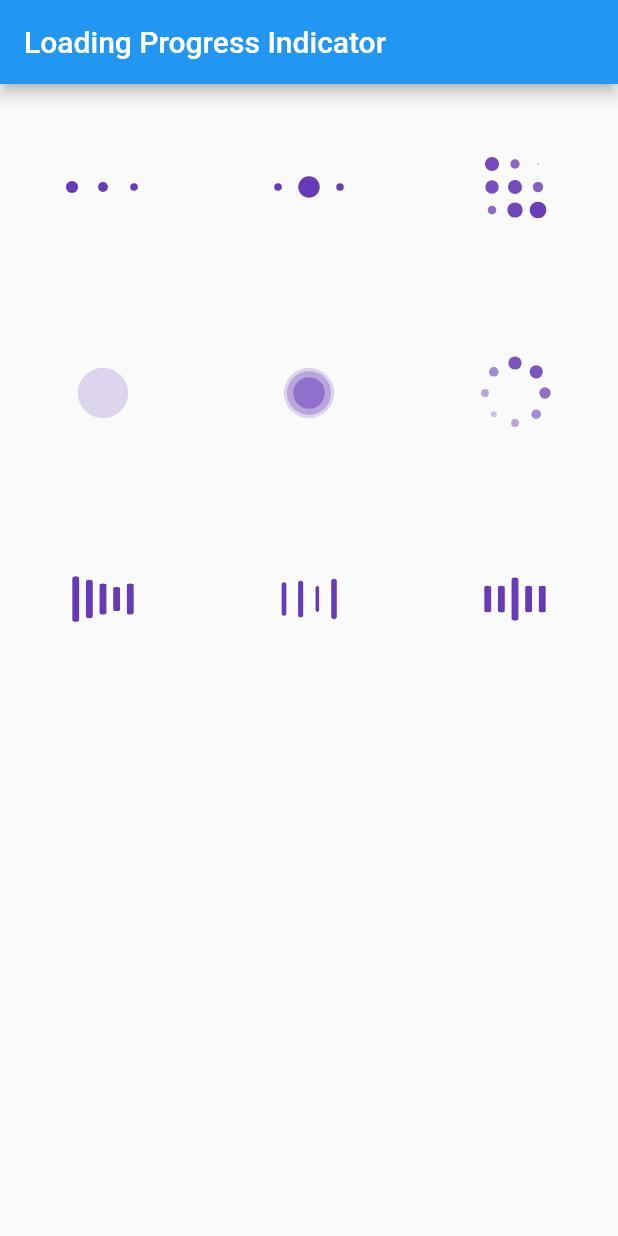
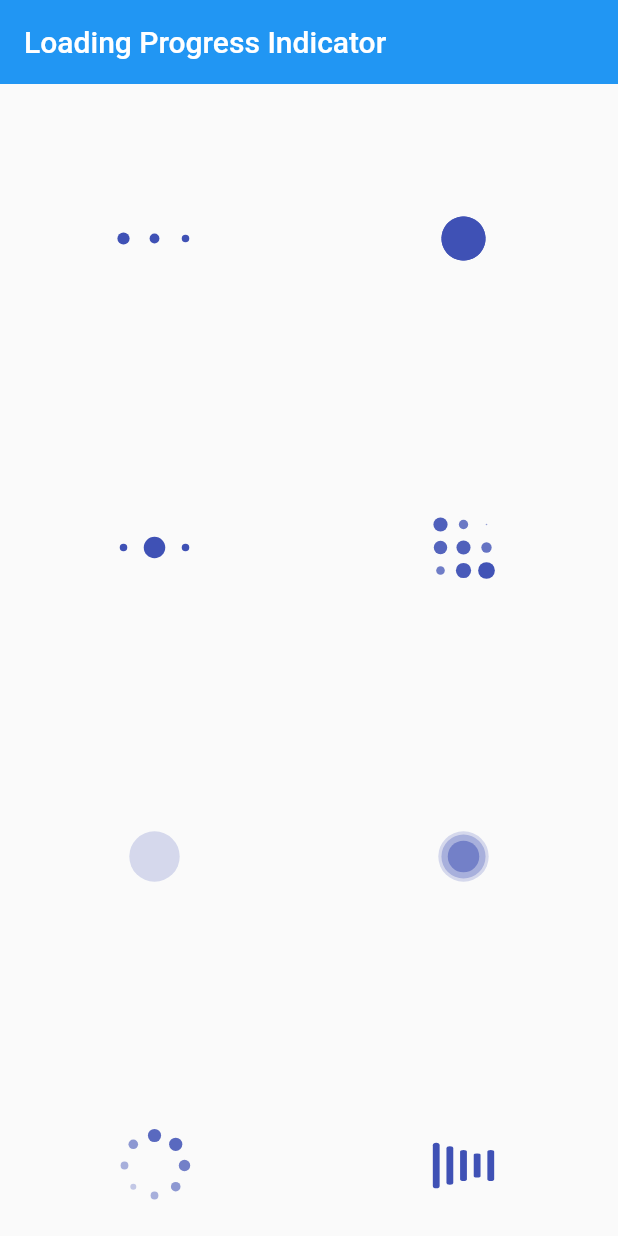
Before and after one commit to manuelduarte077/loading_progress_indicator, a Flutter app: the screen it shows after launch, on a phone screen of 412 x 824 dp. Run offline on Flutter 3.47's test engine with Material 2 defaults, Android fonts, the phone set to English and light mode, and no system bars.

Commit message:
:arrow_up: dart upgrading dart version

```diff
--- a/example/lib/main.dart
+++ b/example/lib/main.dart
@@ -1,7 +1,6 @@
 import 'package:flutter/material.dart';
-
+import 'package:flutter/scheduler.dart';
 import 'package:loading_progress_indicator/loading_progress_indicator.dart';
-
 import 'package:loading_progress_indicator/progress_indicator/ball_beat_progress_indicator.dart';
 import 'package:loading_progress_indicator/progress_indicator/ball_grid_pulse_progress_indicator.dart';
 import 'package:loading_progress_indicator/progress_indicator/ball_pulse_progress_indicator.dart';
@@ -11,8 +10,11 @@ import 'package:loading_progress_indicator/progress_indicator/ball_spin_fade_loa
 import 'package:loading_progress_indicator/progress_indicator/line_scale_party_progress_indicator.dart';
 import 'package:loading_progress_indicator/progress_indicator/line_scale_progress_indicator.dart';
 import 'package:loading_progress_indicator/progress_indicator/line_scale_pulse_out_progress_indicator.dart';
+import 'package:loading_progress_indicator/progress_indicator/pacman_progress_indicator.dart';
 
-void main() => runApp(const MyApp());
+void main() {
+  runApp(const MyApp());
+}
 
 class MyApp extends StatelessWidget {
   const MyApp({Key? key}) : super(key: key);
@@ -25,6 +27,7 @@ class MyApp extends StatelessWidget {
       home: Scaffold(
         appBar: AppBar(
           title: const Text('Loading Progress Indicator'),
+          elevation: 0,
         ),
         body: LoadingProgressList(),
       ),
@@ -35,6 +38,7 @@ class MyApp extends StatelessWidget {
 class LoadingProgressList extends StatelessWidget {
   final indicatorProgressList = [
     BallPulseProgressIndicator(),
+    PacmanProgressIndicator(),
     BallBeatProgressIndicator(),
     BallGridPulseProgressIndicator(),
     BallScaleProgressIndicator(),
@@ -51,19 +55,18 @@ class LoadingProgressList extends StatelessWidget {
   Widget build(BuildContext context) {
     return Center(
       child: GridView.builder(
-        gridDelegate:
-            const SliverGridDelegateWithFixedCrossAxisCount(crossAxisCount: 3),
+          gridDelegate: const SliverGridDelegateWithFixedCrossAxisCount(
+              crossAxisCount: 2),
           itemCount: indicatorProgressList.length,
           itemBuilder: (context, index) {
             return Center(
               child: LoadingProgressIndicator(
                 indicator: indicatorProgressList[index],
                 size: 50,
-              color: Colors.deepPurple,
+                color: Colors.indigo,
               ),
             );
-        },
-      ),
+          }),
     );
   }
 }
```
Also changed, not shown: example/pubspec.yaml (+2 -58 lines), example/pubspec.lock. Lines whose indentation alone changed are shown as unchanged.
